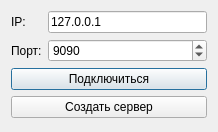
This is ui/dialog.ui in awhitefox/lanchat_qt as Qt 5 draws it before an edit. The edited form follows.
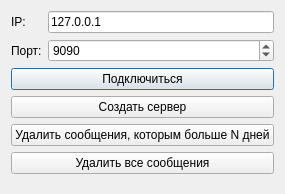
This is the edited form.

Diff of the .ui file:
```diff
--- a/ui/dialog.ui
+++ b/ui/dialog.ui
@@ -6,8 +6,8 @@
    <rect>
     <x>0</x>
     <y>0</y>
-    <width>218</width>
-    <height>132</height>
+    <width>263</width>
+    <height>194</height>
    </rect>
   </property>
   <property name="sizePolicy">
@@ -74,6 +74,20 @@
      </property>
     </widget>
    </item>
+   <item row="5" column="0" colspan="2">
+    <widget class="QPushButton" name="pushButton_deleteHistoryOlderThan">
+     <property name="text">
+      <string>Удалить сообщения, которым больше N дней</string>
+     </property>
+    </widget>
+   </item>
+   <item row="6" column="0" colspan="2">
+    <widget class="QPushButton" name="pushButton_deleteHistoryAll">
+     <property name="text">
+      <string>Удалить все сообщения</string>
+     </property>
+    </widget>
+   </item>
   </layout>
  </widget>
  <resources/>
```
Left out of the diff: 2 changed lines with no effect on the pictures.
